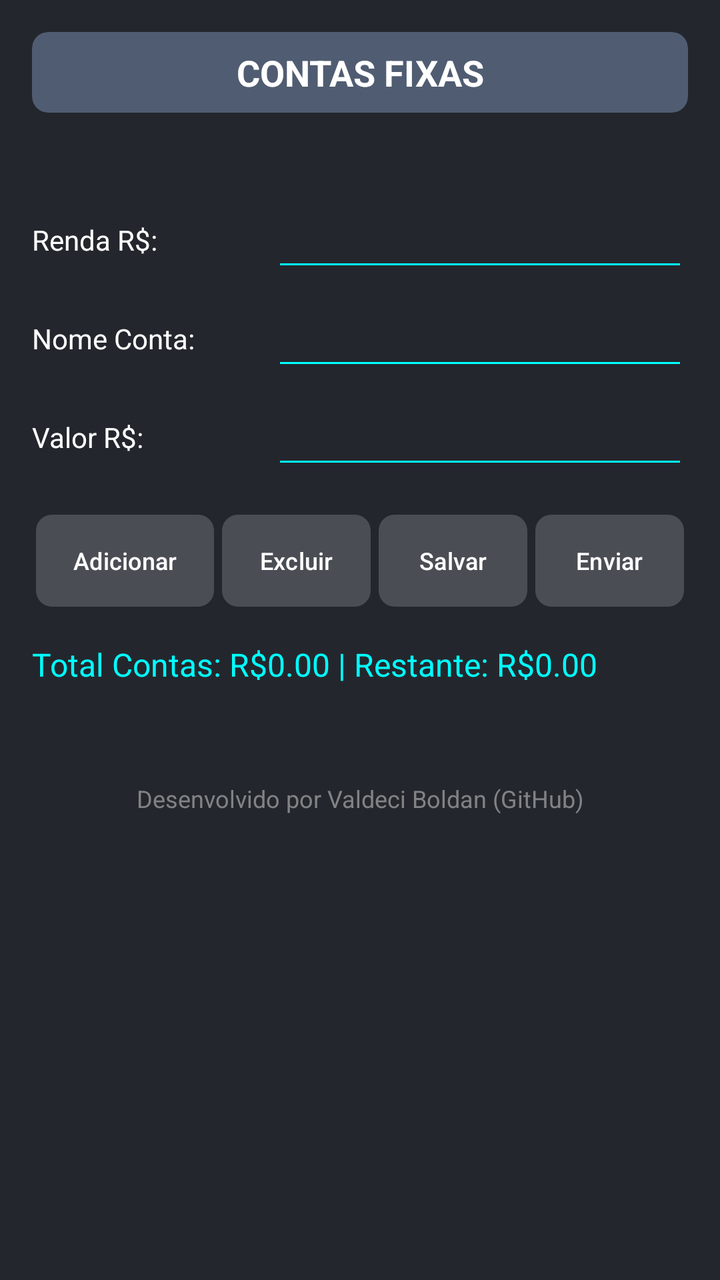
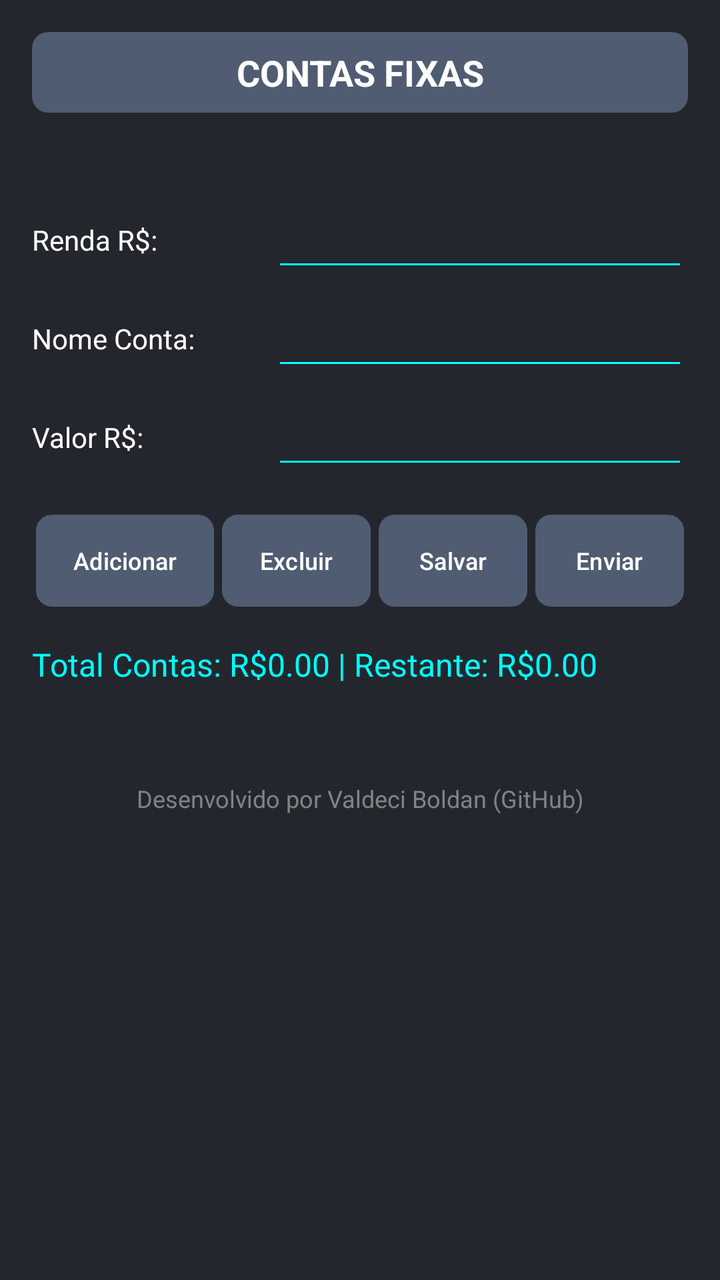

Two renders of the same Android screen: before a commit and after it. Below are the layout's source before the change and the commit's diff.
<!-- AndroidManifest.xml: application theme Theme.CalculadoradeCompras -->
<!-- res/layout/fragment_contas_fixas.xml -->
<?xml version="1.0" encoding="utf-8"?>
<ScrollView xmlns:android="http://schemas.android.com/apk/res/android"
    xmlns:app="http://schemas.android.com/apk/res-auto"
    android:layout_width="match_parent"
    android:layout_height="match_parent"
    android:background="#23272d"
    android:fillViewport="true">

    <LinearLayout
        android:layout_width="match_parent"
        android:layout_height="wrap_content"
        android:clipChildren="false"
        android:clipToPadding="false"
        android:orientation="vertical"
        android:padding="16dp">

        
        <com.google.android.material.card.MaterialCardView
            android:layout_width="match_parent"
            android:layout_height="wrap_content"
            android:layout_marginBottom="12dp"
            app:cardBackgroundColor="#505c71"
            app:cardCornerRadius="8dp"
            app:cardElevation="0dp"
            app:strokeWidth="0dp">

            <TextView
                android:layout_width="match_parent"
                android:layout_height="wrap_content"
                android:padding="8dp"
                android:text="CONTAS FIXAS"
                android:textAlignment="center"
                android:textColor="#FFFFFF"
                android:textSize="18sp"
                android:textStyle="bold" />

        </com.google.android.material.card.MaterialCardView>

        
        <TextView
            android:id="@+id/lblDataContas"
            android:layout_width="match_parent"
            android:layout_height="wrap_content"
            android:layout_marginBottom="12dp"
            android:textColor="#FFFFFF"
            android:textSize="14sp" />

        
        <LinearLayout
            android:layout_width="match_parent"
            android:layout_height="wrap_content"
            android:layout_marginBottom="8dp"
            android:gravity="center_vertical"
            android:orientation="horizontal">

            <TextView
                android:layout_width="120dp"
                android:layout_height="wrap_content"
                android:text="Renda R$:"
                android:textColor="#FFFFFF" />

            <EditText
                android:id="@+id/entRendaContas"
                android:layout_width="match_parent"
                android:layout_height="wrap_content"
                android:backgroundTint="#00FFFF"
                android:imeOptions="actionNext"
                android:focusable="true"
                android:focusableInTouchMode="true"
                android:inputType="numberDecimal"
                android:textColor="#FFFFFF" />
        </LinearLayout>

        
        <LinearLayout
            android:layout_width="match_parent"
            android:layout_height="wrap_content"
            android:layout_marginBottom="8dp"
            android:gravity="center_vertical"
            android:orientation="horizontal">

            <TextView
                android:layout_width="120dp"
                android:layout_height="wrap_content"
                android:text="Nome Conta:"
                android:textColor="#FFFFFF" />

            <EditText
                android:id="@+id/entNomeConta"
                android:layout_width="match_parent"
                android:layout_height="wrap_content"
                android:backgroundTint="#00FFFF"
                android:imeOptions="actionNext"
                android:focusable="true"
                android:focusableInTouchMode="true"
                android:inputType="textCapSentences"
                android:textColor="#FFFFFF" />
        </LinearLayout>

        
        <LinearLayout
            android:layout_width="match_parent"
            android:layout_height="wrap_content"
            android:layout_marginBottom="16dp"
            android:gravity="center_vertical"
            android:orientation="horizontal">

            <TextView
                android:layout_width="120dp"
                android:layout_height="wrap_content"
                android:text="Valor R$:"
                android:textColor="#FFFFFF" />

            <EditText
                android:id="@+id/entValorConta"
                android:layout_width="match_parent"
                android:layout_height="wrap_content"
                android:backgroundTint="#00FFFF"
                android:imeOptions="actionDone"
                android:focusable="true"
                android:focusableInTouchMode="true" 
                android:inputType="numberDecimal"
                android:textColor="#FFFFFF" />
        </LinearLayout>

        
        <LinearLayout
            android:layout_width="match_parent"
            android:layout_height="wrap_content"
            android:layout_marginBottom="16dp"
            android:orientation="horizontal"
            android:padding="2dp">

            <com.google.android.material.button.MaterialButton
                android:id="@+id/btnAddConta"
                android:layout_width="0dp"
                android:layout_height="46dp"
                android:layout_marginEnd="4dp"
                android:layout_weight="1.2"
                android:insetLeft="0dp"
                android:insetTop="0dp"
                android:insetRight="0dp"
                android:insetBottom="0dp"
                android:padding="2dp"
                android:text="Adicionar"
                android:textAllCaps="false"
                android:textColor="#FFFFFF"
                android:textSize="12sp"
                app:backgroundTint="#4A4E54"
                app:cornerRadius="8dp" />

            <com.google.android.material.button.MaterialButton
                android:id="@+id/btnExcConta"
                android:layout_width="0dp"
                android:layout_height="46dp"
                android:layout_marginEnd="4dp"
                android:layout_weight="1"
                android:insetLeft="0dp"
                android:insetTop="0dp"
                android:insetRight="0dp"
                android:insetBottom="0dp"
                android:padding="2dp"
                android:text="Excluir"
                android:textAllCaps="false"
                android:textColor="#FFFFFF"
                android:textSize="12sp"
                app:backgroundTint="#4A4E54"
                app:cornerRadius="8dp" />

            <com.google.android.material.button.MaterialButton
                android:id="@+id/btnSalvarContas"
                android:layout_width="0dp"
                android:layout_height="46dp"
                android:layout_marginEnd="4dp"
                android:layout_weight="1"
                android:insetLeft="0dp"
                android:insetTop="0dp"
                android:insetRight="0dp"
                android:insetBottom="0dp"
                android:padding="2dp"
                android:text="Salvar"
                android:textAllCaps="false"
                android:textColor="#FFFFFF"
                android:textSize="12sp"
                app:backgroundTint="#4A4E54"
                app:cornerRadius="8dp" />

            <com.google.android.material.button.MaterialButton
                android:id="@+id/btnEnviarContas"
                android:layout_width="0dp"
                android:layout_height="46dp"
                android:layout_weight="1"
                android:enabled="false"
                android:insetLeft="0dp"
                android:insetTop="0dp"
                android:insetRight="0dp"
                android:insetBottom="0dp"
                android:padding="2dp"
                android:text="Enviar"
                android:textAllCaps="false"
                android:textColor="#FFFFFF"
                android:textSize="12sp"
                app:backgroundTint="#4A4E54"
                app:cornerRadius="8dp" />
        </LinearLayout>

        
        <TextView
            android:id="@+id/lblStatusContas"
            android:layout_width="match_parent"
            android:layout_height="wrap_content"
            android:layout_marginBottom="8dp"
            android:text="Total Contas: R$0.00 | Restante: R$0.00"
            android:textColor="#00ffff"
            android:textSize="16sp" />

        
        <LinearLayout
            android:id="@+id/boxListaContas"
            android:layout_width="match_parent"
            android:layout_height="wrap_content"
            android:orientation="vertical"
            android:padding="4dp" />

        
        <TextView
            android:id="@+id/tvFooterContas"
            android:layout_width="match_parent"
            android:layout_height="wrap_content"
            android:layout_marginTop="20dp"
            android:alpha="0.7"
            android:clickable="true"
            android:focusable="true"
            android:gravity="center"
            android:padding="12dp"
            android:text="Desenvolvido por Valdeci Boldan (GitHub)"
            android:textColor="#AAAAAA"
            android:textSize="12sp" />

    </LinearLayout>
</ScrollView>
<!-- resources referenced by this layout -->
<resources>
  <style name="Theme.CalculadoradeCompras" parent="Base.Theme.CalculadoradeCompras" />
  <style name="Base.Theme.CalculadoradeCompras" parent="Theme.Material3.DayNight.NoActionBar">
          
          
          
      </style>
</resources>

<!-- the commit's change to res/layout/fragment_contas_fixas.xml (unified diff, before → after) -->
@@ -146,7 +146,7 @@
                 android:textAllCaps="false"
                 android:textColor="#FFFFFF"
                 android:textSize="12sp"
-                app:backgroundTint="#4A4E54"
+                app:backgroundTint="#505c71"
                 app:cornerRadius="8dp" />
 
             <com.google.android.material.button.MaterialButton
@@ -164,7 +164,7 @@
                 android:textAllCaps="false"
                 android:textColor="#FFFFFF"
                 android:textSize="12sp"
-                app:backgroundTint="#4A4E54"
+                app:backgroundTint="#505c71"
                 app:cornerRadius="8dp" />
 
             <com.google.android.material.button.MaterialButton
@@ -182,7 +182,7 @@
                 android:textAllCaps="false"
                 android:textColor="#FFFFFF"
                 android:textSize="12sp"
-                app:backgroundTint="#4A4E54"
+                app:backgroundTint="#505c71"
                 app:cornerRadius="8dp" />
 
             <com.google.android.material.button.MaterialButton
@@ -200,7 +200,7 @@
                 android:textAllCaps="false"
                 android:textColor="#FFFFFF"
                 android:textSize="12sp"
-                app:backgroundTint="#4A4E54"
+                app:backgroundTint="#505c71"
                 app:cornerRadius="8dp" />
         </LinearLayout>
 
